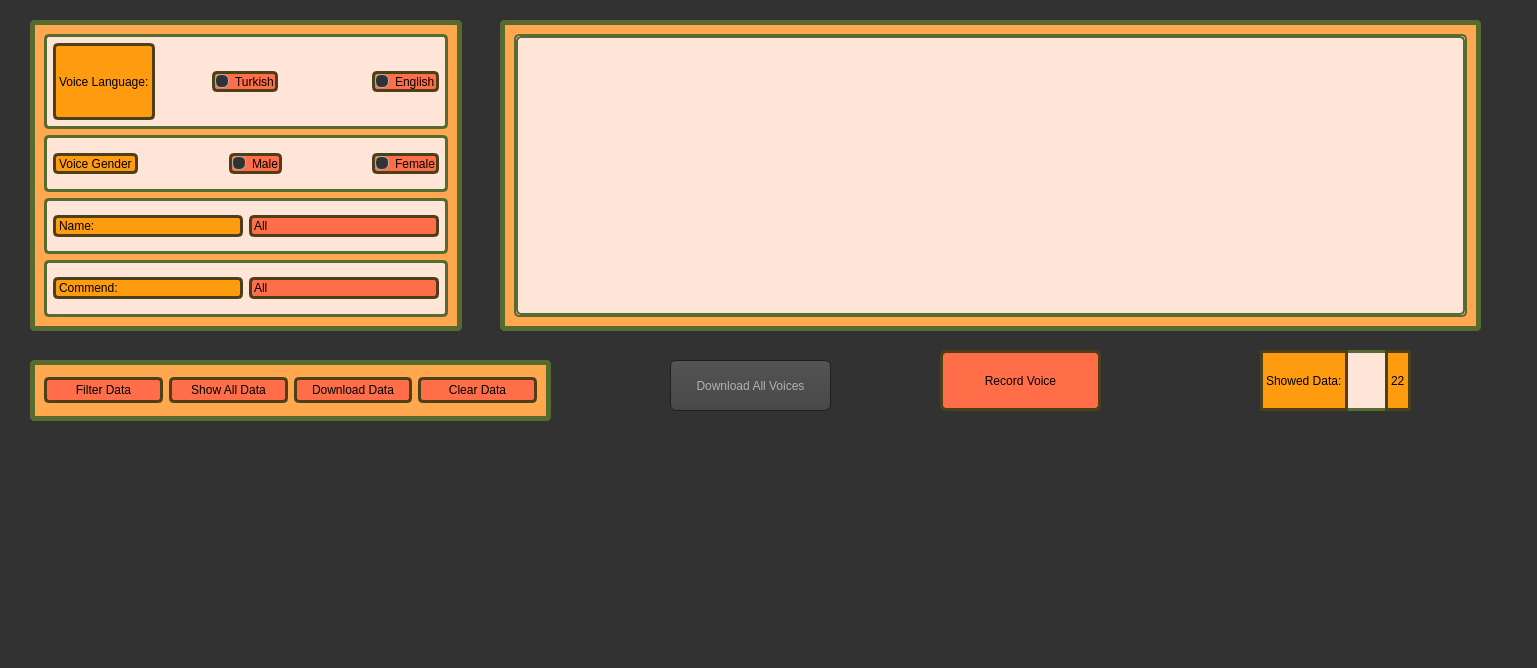
The window that voiceCommandDatabase.ui (turan1609/voice-record-filtering-app) describes before a commit, drawn with Qt 5.
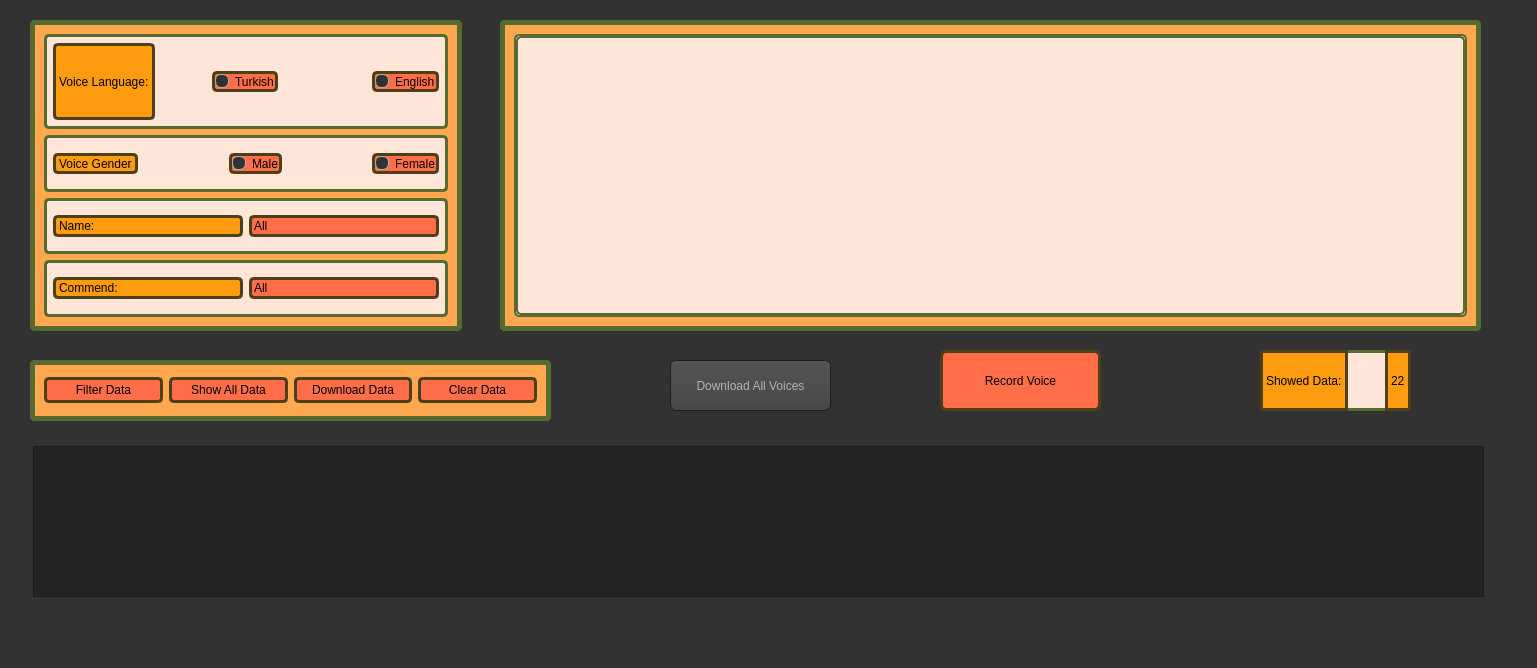
The same window after the commit. Icons and pictures are not drawn.

Patch:
```diff
--- a/voiceCommandDatabase.ui
+++ b/voiceCommandDatabase.ui
@@ -1233,6 +1233,16 @@
      <string>Download All Voices</string>
     </property>
    </widget>
+   <widget class="QPlainTextEdit" name="plainText_Terminal">
+    <property name="geometry">
+     <rect>
+      <x>33</x>
+      <y>446</y>
+      <width>1451</width>
+      <height>151</height>
+     </rect>
+    </property>
+   </widget>
   </widget>
   <widget class="QMenuBar" name="menubar">
    <property name="geometry">
```
Left out of the diff: 4 changed lines with no effect on the pictures.
